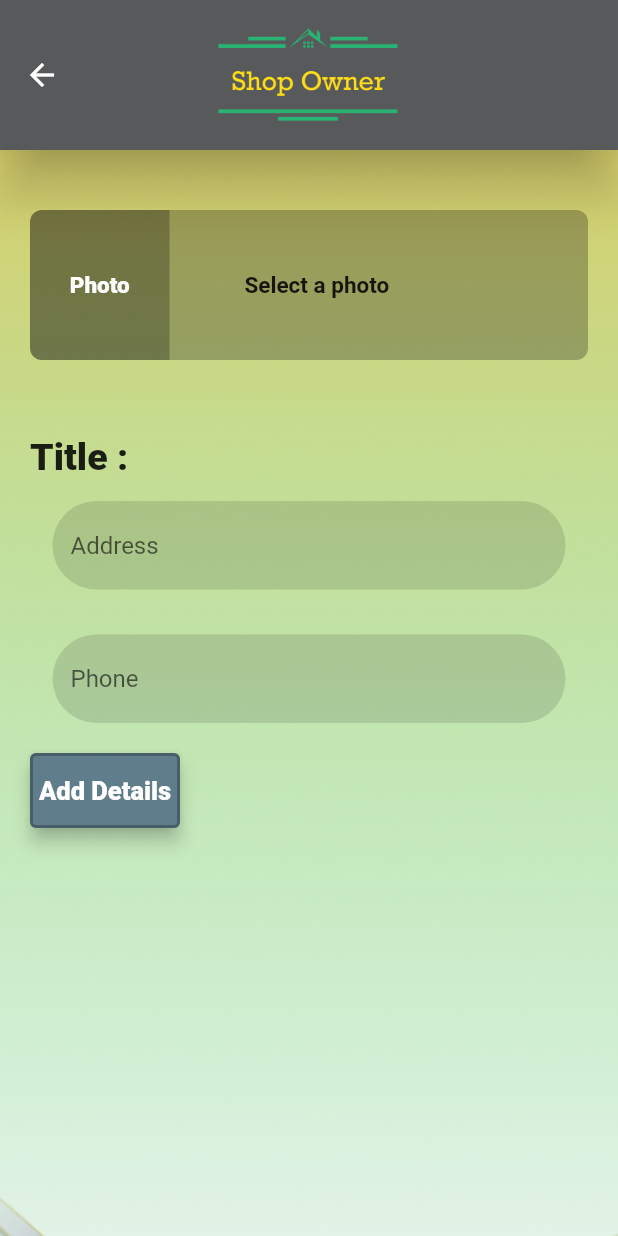
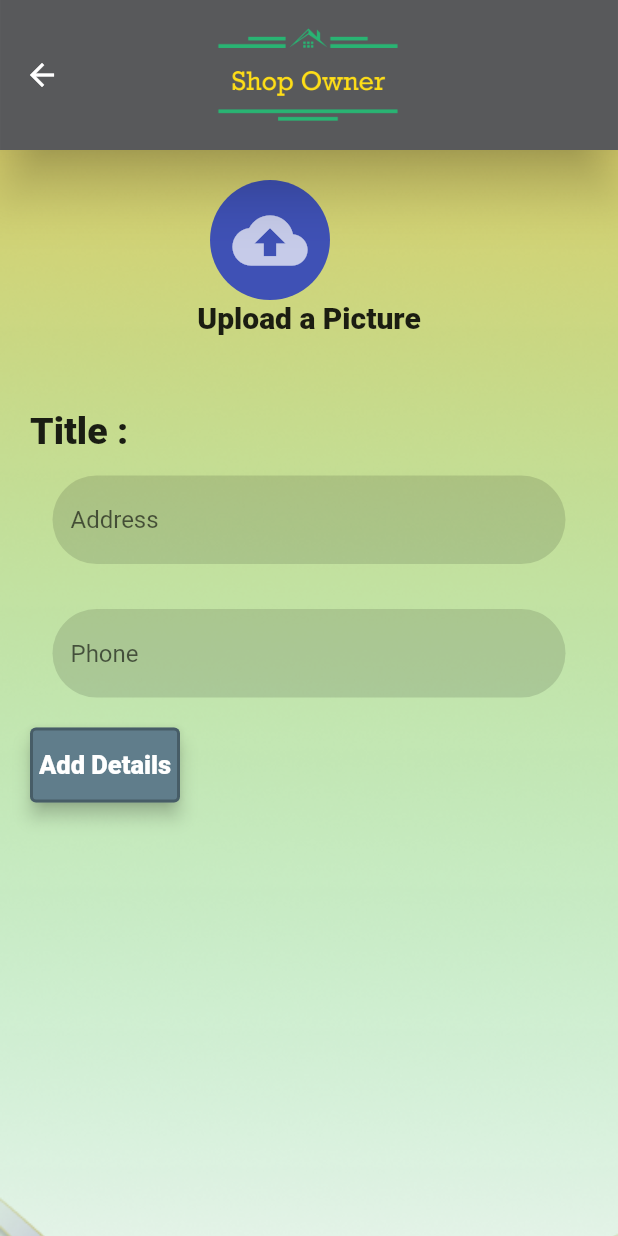
Before and after one commit to ashrafulislam444/Rent_EZ, a Flutter app: the ShopOwner screen opened directly, on a phone screen of 412 x 824 dp. Run offline on Flutter 3.47's test engine with Material 2 defaults, Android fonts, the phone set to English and light mode, and no system bars; our stand-ins replace carousel_slider, cloud_firestore, dropdown_button2, firebase_auth, firebase_core, flutter_rating_bar and 2 more; accounts and stored records are empty.

Commit message:
update profile,owner change

```diff
--- a/lib/ui/ui.screens/login_screen.dart
+++ b/lib/ui/ui.screens/login_screen.dart
@@ -123,7 +123,7 @@ class _LoginScreenState extends State<LoginScreen> {
                           MaterialPageRoute(builder:(context) => const ForgotPassword(),
                           ),
                         );
-                      },child:  Text('Forgate Password?',style: TextStyle(
+                      },child:  Text('Forgot Password?',style: TextStyle(
                       color: Colors.grey,
                       fontSize: 20,
                       fontWeight: FontWeight.bold,
--- a/lib/ui/ui.screens/settings_screen.dart
+++ b/lib/ui/ui.screens/settings_screen.dart
@@ -39,7 +39,7 @@ class _SettingsScreenState extends State<SettingsScreen> {
               //width: double.infinity,
               child:ElevatedButton(
                 onPressed: () {
-                  Navigator.push(context,MaterialPageRoute(builder:(context) => const UpdateProfileScreen()),
+                  Navigator.push(context,MaterialPageRoute(builder:(context) =>  UpdateProfileScreen()),
                   );
                 },
                 child:const Text('Update Profile',style: TextStyle(
--- a/lib/ui/ui.screens/shop/shop_owner.dart
+++ b/lib/ui/ui.screens/shop/shop_owner.dart
@@ -31,49 +31,40 @@ class _ShopOwnerState extends State<ShopOwner> {
               child: Column(
                 crossAxisAlignment: CrossAxisAlignment.start,
                 children: [
+                  Stack(
+                    children: [
+                      SizedBox(
+                        width: 200,
+                        height: 80,
+                        child: ClipRRect(
+                          borderRadius: BorderRadius.circular(100),
+                        ),
+                      ),
+                      Positioned(
+                        bottom: 0,
+                        right: 0,
+                        child: Container(
+                          width: 80,
+                          height: 80,
+                          decoration: BoxDecoration(
+                            borderRadius: BorderRadius.circular(60),
+                            color: Colors.indigo,
+                          ),
+                          child: const Icon(Icons.cloud_upload,
+                              color: Colors.white70, size: 50),
+                        ),
+                      ),
+                    ],
+                  ),
+                  Row(
+                    mainAxisAlignment: MainAxisAlignment.center,
+                    children: [
+                      Text('Upload a Picture',style: TextStyle(
+                        fontSize: 20,
+                        fontWeight: FontWeight.w900,
 
-                  const SizedBox(height:20,),
-                  Container(
-                    height: 100,
-                    //width: 100,
-                    decoration: BoxDecoration(
-                      color: Colors.black26,
-                      borderRadius: BorderRadius.circular(8),
-                    ),
-                    child: Row(
-                      children: [
-                        Expanded(
-                            flex: 1,
-                            child: Container(
-                              height: 100,
-                              //width: 500,
-                              decoration: BoxDecoration(
-                                  color: Colors.black26,
-                                  borderRadius: BorderRadius.only(
-                                    topLeft: Radius.circular(8),
-                                    bottomLeft: Radius.circular(8),
-                                  )
-                              ),
-
-                              alignment: Alignment.center,
-                              child: const Text('Photo',style: TextStyle(
-                                color: Colors.white,
-                                fontSize: 15,
-                                fontWeight:FontWeight.w900,
-                              ),),
-
-                            )),
-                        Expanded(
-                            flex:3,
-                            child: Container(
-                              padding: EdgeInsets.only(left: 50),
-                              child: Text('Select a photo',style: TextStyle(
-                                  fontSize: 15,
-                                  fontWeight: FontWeight.bold
-                              ),),
-                            )),
-                      ],
-                    ),
+                      ),),
+                    ],
                   ),
 
                   const SizedBox(height: 50,),
--- a/pubspec.yaml
+++ b/pubspec.yaml
@@ -34,6 +34,7 @@ dependencies:
   flutter_rating_bar: ^4.0.1
   cloud_firestore: ^4.13.4
   fluttertoast: ^8.2.2
+  intl: ^0.19.0
 
 
 
```
Also changed, not shown: lib/ui/ui.screens/garage/garage_owner.dart (+33 -42 lines), lib/ui/ui.screens/house/house_owner.dart (+33 -42 lines), lib/ui/ui.screens/office/office_owner.dart (+33 -42 lines), lib/ui/ui.screens/sign_up_screen.dart (+122 -80 lines), lib/ui/ui.screens/transport/transport_owner.dart (+33 -42 lines), lib/ui/ui.screens/update_profile_screen.dart (+102 -54 lines), pubspec.lock.
